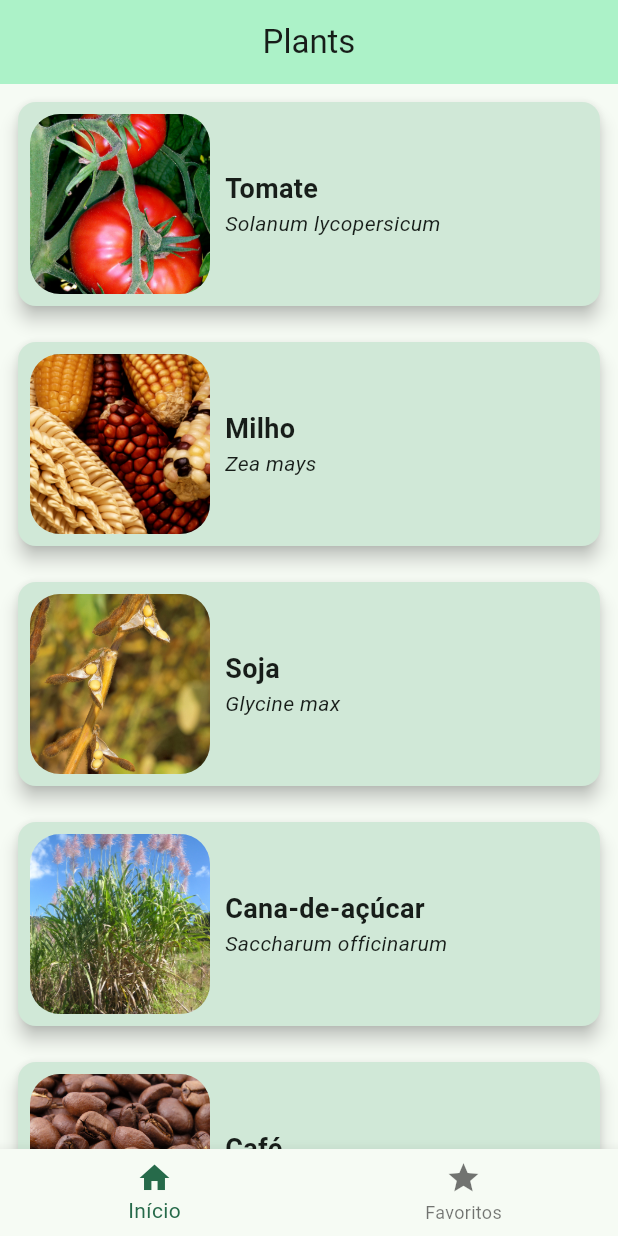
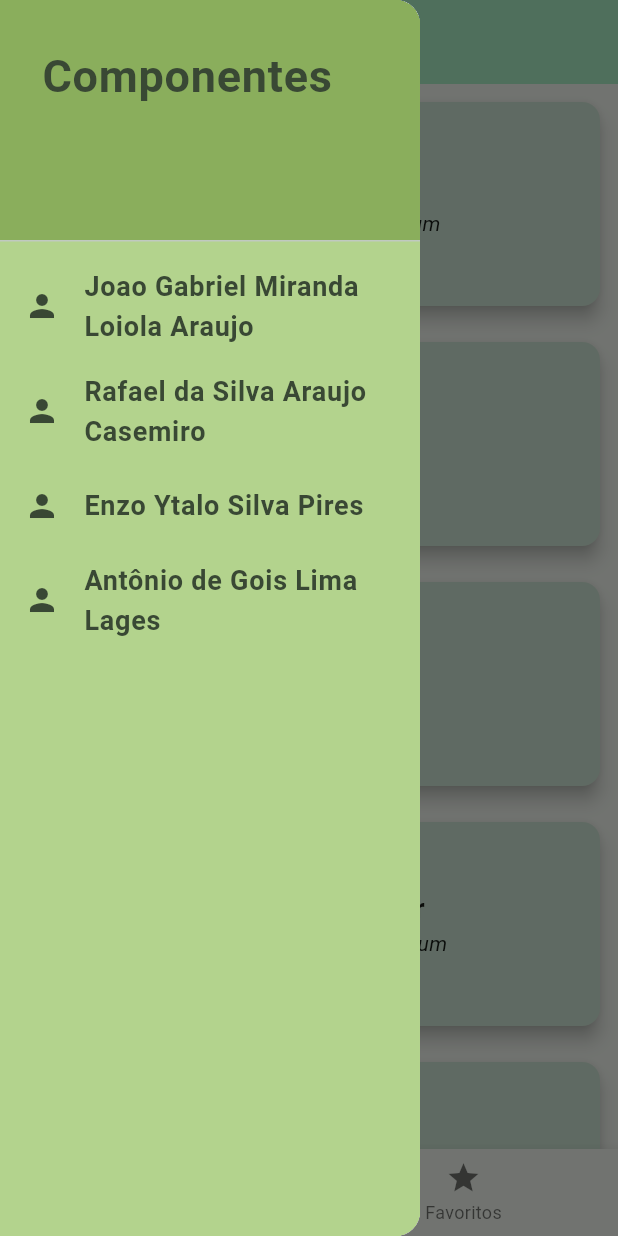
Before and after one commit to Rafael-Casemiro/app_cultivo, a Flutter app: the screen it shows after launch, with the side drawer open (before the commit the screen has no drawer), on a phone screen of 412 x 824 dp. Run offline on Flutter 3.47's test engine with Material 3 defaults, Android fonts, the phone set to English and light mode, and no system bars; our stand-ins replace flutter_riverpod.

Commit message:
Integração do Drawer e Função de favoritos

```diff
--- a/lib/data/data.dart
+++ b/lib/data/data.dart
@@ -37,6 +37,7 @@ const availablePlants = [
     description: 'O tomate é uma planta herbácea cultivada amplamente no Brasil, utilizada em saladas, molhos e diversos pratos. Requer boa luminosidade, irrigação regular e solo fértil.',
     imagePath: 'assets/images/tomate.jpg',
     instructions: 'Plantar em local ensolarado, irrigar regularmente e adubar com composto orgânico.',
+    isFavorite: false,
   ),
   Plant(
     id: 'p2',
@@ -48,6 +49,7 @@ const availablePlants = [
     description: 'O milho é uma das principais culturas agrícolas do Brasil, utilizado na alimentação humana, animal e na indústria.',
     imagePath: 'assets/images/milho.jpg',
     instructions: 'Semear em linhas espaçadas, irrigar moderadamente e controlar pragas.',
+    isFavorite: false,
   ),
   Plant(
     id: 'p3',
@@ -59,6 +61,7 @@ const availablePlants = [
     description: 'A soja é uma das culturas mais importantes do Brasil, usada na produção de óleo, ração animal e alimentos.',
     imagePath: 'assets/images/soja.jpg',
     instructions: 'Plantar em solo corrigido, irrigar conforme necessidade e realizar rotação de culturas.',
+    isFavorite: false,
   ),
   Plant(
     id: 'p4',
@@ -70,6 +73,7 @@ const availablePlants = [
     description: 'Utilizada na produção de açúcar, etanol e cachaça, a cana-de-açúcar é uma cultura de grande importância econômica no Brasil.',
     imagePath: 'assets/images/cana_acucar.jpg',
     instructions: 'Plantar em sulcos profundos, irrigar bem e aplicar fertilizantes orgânicos.',
+    isFavorite: false,
   ),
   Plant(
     id: 'p5',
@@ -81,6 +85,7 @@ const availablePlants = [
     description: 'O Brasil é o maior produtor mundial de café. A planta exige clima ameno, altitude e cuidados com irrigação e poda.',
     imagePath: 'assets/images/cafe.jpg',
     instructions: 'Cultivar em áreas elevadas, podar regularmente e irrigar com moderação.',
+    isFavorite: false,
   ),
   Plant(
     id: 'p6',
@@ -92,6 +97,7 @@ const availablePlants = [
     description: 'Presente na base alimentar brasileira, o feijão é cultivado em diversas regiões e exige solo fértil e irrigação moderada.',
     imagePath: 'assets/images/feijao.jpg',
     instructions: 'Semear em covas rasas, irrigar regularmente e evitar encharcamento.',
+    isFavorite: false,
   ),
   Plant(
     id: 'p7',
@@ -103,6 +109,7 @@ const availablePlants = [
     description: 'O arroz é essencial na alimentação brasileira. Cultivado principalmente em áreas irrigadas, exige manejo cuidadoso da água.',
     imagePath: 'assets/images/arroz.jpg',
     instructions: 'Cultivar em áreas alagadas, controlar ervas daninhas e manter irrigação constante.',
+    isFavorite: false,
   ),
   Plant(
     id: 'p8',
@@ -114,6 +121,7 @@ const availablePlants = [
     description: 'Base da alimentação indígena e nordestina, a mandioca é resistente à seca e cultivada em solos menos férteis.',
     imagePath: 'assets/images/mandioca.jpg',
     instructions: 'Plantar em solo arenoso, espaçar bem as mudas e colher após 8 a 12 meses.',
+    isFavorite: false,
   ),
   Plant(
     id: 'p9',
@@ -125,6 +133,7 @@ const availablePlants = [
     description: 'O algodão é usado na indústria têxtil e exige clima quente e seco, além de solo fértil e controle de pragas.',
     imagePath: 'assets/images/algodao.jpg',
     instructions: 'Semear em solo fértil, aplicar defensivos agrícolas e colher após 150 dias.',
+    isFavorite: false,
   ),
   Plant(
     id: 'p10',
@@ -136,5 +145,6 @@ const availablePlants = [
     description: 'Fruta tropical amplamente consumida, a banana é cultivada em diversas regiões e exige solo fértil e irrigação constante.',
     imagePath: 'assets/images/banana.jpg',
     instructions: 'Plantar em covas profundas, irrigar frequentemente e proteger contra ventos fortes.',
+    isFavorite: false,
   ),
 ];
--- /dev/null
+++ b/lib/data/students_data.dart
@@ -0,0 +1,7 @@
+import 'package:app_cultivo/models/students.dart';
+final List<Student> availableStudent = [
+  Student(id: 'a1', nome:'Joao Gabriel Miranda Loiola Araujo'),
+  Student(id: 'a2', nome:'Rafael da Silva Araujo Casemiro'),
+  Student(id: 'a3', nome:'Enzo Ytalo Silva Pires'),
+  Student(id: 'a4', nome:'Antônio de Gois Lima Lages'),
+];
--- a/lib/models/models.dart
+++ b/lib/models/models.dart
@@ -10,7 +10,8 @@ class Plant {
     required this.soil,
     required this.season,
     required this.description,
-    required this.instructions
+    required this.instructions,
+    required this.isFavorite
    });
 
   final String? imagePath;
@@ -22,4 +23,5 @@ class Plant {
   final String season;
   final String description;
   final String instructions;
+  final bool isFavorite;
 }
--- a/lib/screens/plants.dart
+++ b/lib/screens/plants.dart
@@ -62,13 +62,6 @@ class Plants extends StatelessWidget {
       );
     }
 
-    return Scaffold(
-      appBar: AppBar(
-        backgroundColor: Theme.of(context).colorScheme.primaryContainer,
-        centerTitle: true,
-        title: Text('Plants'),
-      ),
-      body: content,
-    );
+    return content;
   }
 }
--- a/lib/screens/tabs.dart
+++ b/lib/screens/tabs.dart
@@ -1,39 +1,23 @@
-import 'package:app_cultivo/models/models.dart';
+import 'package:flutter/material.dart';
+import 'package:flutter_riverpod/flutter_riverpod.dart';
+import 'package:app_cultivo/data/data.dart';
 import 'package:app_cultivo/screens/plants.dart';
-import 'package:flutter/material.dart';
-import 'package:app_cultivo/data/data.dart';
+import 'package:app_cultivo/providers/favorites_providers.dart';
+import 'package:app_cultivo/widgets/home_drawer.dart';
 
-class TabsScreen extends StatefulWidget {
+class TabsScreen extends ConsumerStatefulWidget {
   const TabsScreen({super.key});
 
   @override
-  State<TabsScreen> createState() => _TabsScreenState();
+  ConsumerState<TabsScreen> createState() => _TabsScreenState();
 }
 
-class _TabsScreenState extends State<TabsScreen> {
+class _TabsScreenState extends ConsumerState<TabsScreen> {
   int _selectedPageIndex = 0;
-  final List<Plant> _favotitePlants = [];
 
   void _showInfoMessage(String message) {
     ScaffoldMessenger.of(context).clearSnackBars();
-    ScaffoldMessenger.of(
-      context,
-    ).showSnackBar(SnackBar(content: Text(message)));
-  }
-
-  void _toglePlantFavoriteStatus(Plant plant) {
-    final isExisting = _favotitePlants.contains(plant);
-    if (isExisting) {
-      setState(() {
-        _favotitePlants.remove(plant);
-      });
-      _showInfoMessage('Planta removida dos favoritos.');
-    } else {
-      setState(() {
-        _favotitePlants.add(plant);
-      });
-      _showInfoMessage('Planta adicionada aos favoritos');
-    }
+    ScaffoldMessenger.of(context,).showSnackBar(SnackBar(content: Text(message)));
   }
 
   void _selectPage(int index) {
@@ -44,9 +28,24 @@ class _TabsScreenState extends State<TabsScreen> {
 
   @override
   Widget build(BuildContext context) {
-    Widget activePage = Plants(plants: _selectedPageIndex == 0 ? availablePlants : _favotitePlants, onToggleFavorite: _toglePlantFavoriteStatus);
+    final favoritePlants = ref.watch(favoritePlantsProvider);
+
+    Widget activePage = Plants(
+      plants: _selectedPageIndex == 0 ? availablePlants : favoritePlants,
+      onToggleFavorite: (plant) {
+        ref.read(favoritePlantsProvider.notifier).togglePlantFavoriteStatus(plant);
+        final becameFavorite = ref.read(favoritePlantsProvider).contains(plant);
+        _showInfoMessage(becameFavorite? "Planta Adicionada" : "Planta Removida");
+      }
+    );
 
     return Scaffold(
+      appBar: AppBar(
+        title: Text("Plants"),
+        backgroundColor: Theme.of(context).colorScheme.primaryContainer,
+        centerTitle: true,
+      ),
+      drawer: const HomeDrawer(),
       body: activePage,
       bottomNavigationBar: BottomNavigationBar(
         onTap: _selectPage,
--- /dev/null
+++ b/lib/widgets/home_drawer.dart
@@ -0,0 +1,49 @@
+import 'package:flutter/material.dart';
+import 'package:app_cultivo/data/students_data.dart';
+
+class HomeDrawer extends StatelessWidget{
+  const HomeDrawer({super.key});
+
+  @override
+  Widget build(BuildContext context) {
+    return Drawer(
+        width: 280,
+        child: Container(
+          color: Color(0xffb3d38d),
+          child: ListView(
+            padding: EdgeInsets.zero,
+            children: [
+              const DrawerHeader(
+                decoration: BoxDecoration(color: Color(0xFF8aae5c)),
+                padding: EdgeInsets.all(28.0),
+                child: Text(
+                  'Componentes',
+                  style: TextStyle(
+                    fontSize: 30,
+                    fontWeight: FontWeight.bold,
+                    color: Color(0xff394834),
+                    fontFamily: 'Roboto',
+                  ),
+                ),
+              ),
+              ...availableStudent.map((student) => ListTile(
+                leading: Icon(Icons.person, color: Color(0xff394834),),
+                title: Text(
+                  student.nome,
+                  style: TextStyle(
+                    fontSize: 18,
+                    color: Color(0xff394834),
+                    fontFamily: 'Roboto',
+                    fontWeight: FontWeight.bold
+                  ),
+                ),
+                onTap: () {
+
+                },
+              ))
+            ],
+          ),
+        ),
+      );
+  }
+}
```
Also changed, not shown: lib/main.dart (+5 -2 lines), lib/models/students.dart (added, +9 -0 lines), lib/screens/plants_details.dart (+8 -1 lines), pubspec.lock.
